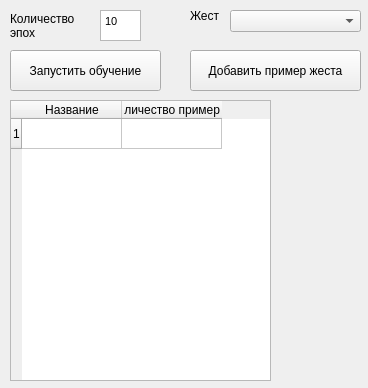
First picture: the form in class_cnn.ui, repository GamesIS/HandGestureRecognitionVer2, before the edit.
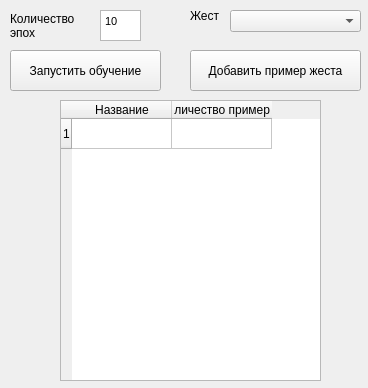
Second picture: the form after the edit.

```diff
--- a/class_cnn.ui
+++ b/class_cnn.ui
@@ -107,7 +107,7 @@
    </property>
    <property name="geometry">
     <rect>
-     <x>10</x>
+     <x>60</x>
      <y>100</y>
      <width>261</width>
      <height>281</height>
```
